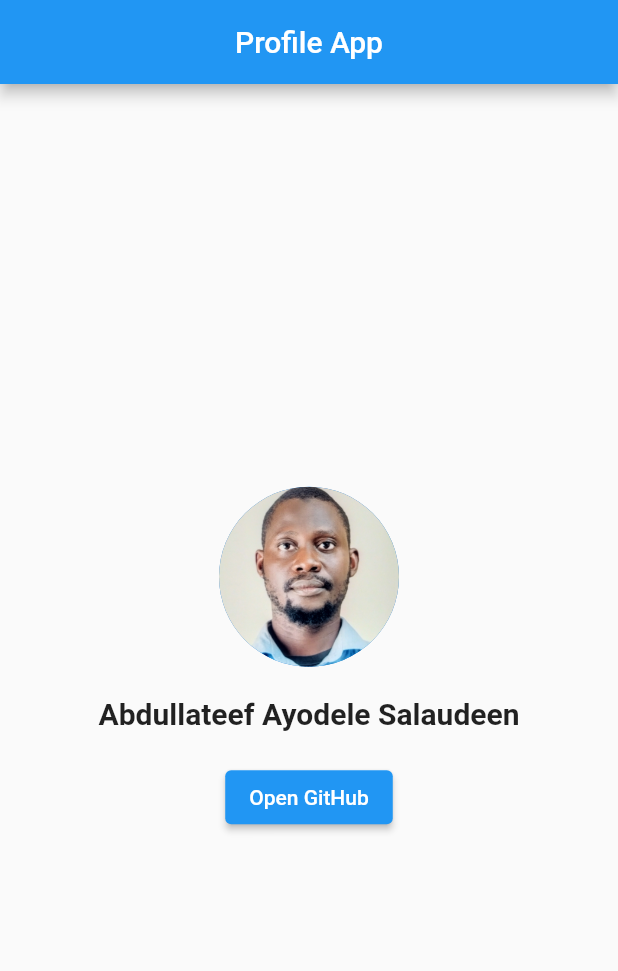
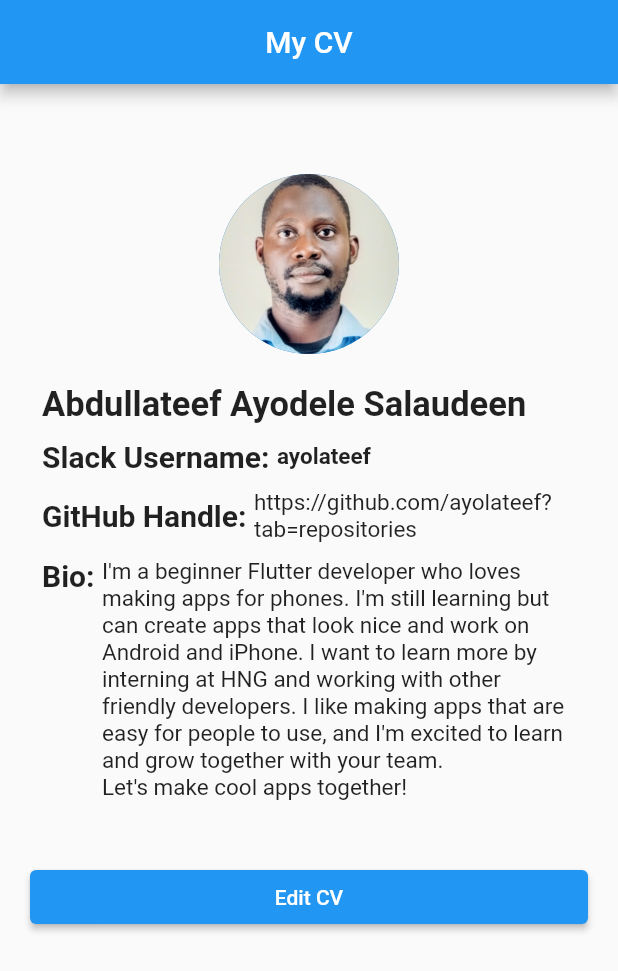
Before and after one commit to ayolateef/stage1_profile_app, a Flutter app: the screen it shows after launch, on a phone screen of 412 x 824 dp. Shown: the top 971 px of the screen. Run offline on Flutter 3.47's test engine with Material 2 defaults, Android fonts, the phone set to English and light mode, and no system bars; our stand-ins replace webview_flutter; Roboto replaces fonts that are missing (Alef, Nexa).

Commit message:
first commit

```diff
--- /dev/null
+++ b/lib/cv_info.dart
@@ -0,0 +1,99 @@
+import 'package:flutter/material.dart';
+
+import 'data_model.dart';
+
+class CVInfoWidget extends StatelessWidget {
+  final CV cv;
+
+  CVInfoWidget({required this.cv});
+
+  @override
+  Widget build(BuildContext context) {
+    return Container(
+      padding: const EdgeInsets.symmetric(horizontal: 28.0, vertical: 20),
+      child: Column(
+        crossAxisAlignment: CrossAxisAlignment.start,
+        mainAxisAlignment: MainAxisAlignment.start,
+        children: [
+          Center(
+            child: CircleAvatar(
+              radius: 60,
+              backgroundImage: AssetImage(cv.slackProfileImageUrl),
+            ),
+          ),
+          const SizedBox(height: 20),
+          Text(
+            cv.fullName,
+            style: const TextStyle(
+              fontSize: 23,
+              fontWeight: FontWeight.bold,
+            ),
+          ),
+          const SizedBox(height: 10),
+          Row(
+            children: [
+              const Text(
+                "Slack Username: ",
+                style: TextStyle(
+                  fontSize: 20,
+                  fontWeight: FontWeight.bold,
+                ),
+              ),
+              Text(
+                cv.slackUsername,
+                style: const TextStyle(
+                  fontSize: 15,
+                  fontWeight: FontWeight.w600,
+                ),
+              )
+            ],
+          ),
+          const SizedBox(height: 10),
+          Row(
+            children: [
+              const Text(
+                "GitHub Handle: ",
+                style: TextStyle(
+                  fontSize: 20,
+                  fontWeight: FontWeight.bold,
+                ),
+              ),
+              Expanded(
+                child: Text(
+                  cv.githubHandle,
+                  style: TextStyle(
+                    fontSize: 15,
+                    fontWeight: FontWeight.w400,
+                  ),
+                ),
+              )
+            ],
+          ),
+          const SizedBox(height: 10),
+          Row(
+            crossAxisAlignment: CrossAxisAlignment.start,
+            children: [
+              const Text(
+                "Bio: ",
+                style: TextStyle(
+                  fontSize: 20,
+                  fontWeight: FontWeight.bold,
+                ),
+              ),
+              Expanded(
+                child: Text(
+                  cv.bio,
+                  style: TextStyle(
+                    fontSize: 15,
+                    fontWeight: FontWeight.w400,
+                  ),
+                ),
+              )
+            ],
+          ),
+          SizedBox(height: 20),
+        ],
+      ),
+    );
+  }
+}
--- /dev/null
+++ b/lib/data_model.dart
@@ -0,0 +1,34 @@
+import 'package:flutter/foundation.dart';
+
+class CV {
+  String fullName;
+  String slackUsername;
+  String githubHandle;
+  String bio;
+  String slackProfileImageUrl;
+
+  CV({
+    required this.fullName,
+    required this.slackUsername,
+    required this.githubHandle,
+    required this.bio,
+    required this.slackProfileImageUrl,
+  });
+}
+
+class CVProvider with ChangeNotifier {
+  CV _cvData = CV(
+      fullName: "Abdullateef Ayodele Salaudeen",
+      slackUsername: "ayolateef",
+      githubHandle: "https://github.com/ayolateef?tab=repositories",
+      bio:
+          "I'm a beginner Flutter developer who loves making apps for phones. I'm still learning but can create apps that look nice and work on Android and iPhone. I want to learn more by interning at HNG and working with other friendly developers. I like making apps that are easy for people to use, and I'm excited to learn and grow together with your team. \nLet's make cool apps together! ",
+      slackProfileImageUrl: "assets/images/pic.jpeg");
+
+  CV get cvData => _cvData;
+
+  void updateCVData(CV newCVData) {
+    _cvData = newCVData;
+    notifyListeners();
+  }
+}
--- a/lib/home.dart
+++ /dev/null
@@ -1,51 +0,0 @@
-import 'package:flutter/material.dart';
-import 'package:google_fonts/google_fonts.dart';
-import 'git_view.dart';
-
-class HomeScreen extends StatelessWidget {
-  final String slackName = "Abdullateef Ayodele Salaudeen";
-  final String slackProfileImage = "assets/images/pic.jpeg";
-  final String githubUrl = "https://github.com/ayolateef";
-
-  const HomeScreen({super.key});
-
-  @override
-  Widget build(BuildContext context) {
-    return Scaffold(
-      appBar: AppBar(
-        title: const Text("Profile App"),
-        centerTitle: true,
-      ),
-      body: Center(
-        child: Column(
-          mainAxisAlignment: MainAxisAlignment.center,
-          children: <Widget>[
-            CircleAvatar(
-              radius: 60,
-              backgroundImage: AssetImage(slackProfileImage),
-            ),
-            const SizedBox(height: 20),
-            Text(
-              slackName,
-              style:
-                  GoogleFonts.alef(fontSize: 20, fontWeight: FontWeight.w600),
-            ),
-            const SizedBox(height: 20),
-            ElevatedButton(
-              onPressed: () {
-                // Open GitHub profile in WebView
-                Navigator.push(
-                  context,
-                  MaterialPageRoute(
-                    builder: (context) => GithubWebView(githubUrl),
-                  ),
-                );
-              },
-              child: const Text("Open GitHub"),
-            ),
-          ],
-        ),
-      ),
-    );
-  }
-}
--- /dev/null
+++ b/lib/home_screen.dart
@@ -0,0 +1,50 @@
+import 'package:flutter/material.dart';
+import 'package:provider/provider.dart';
+
+import 'cv_info.dart';
+import 'data_model.dart';
+import 'edit_cv_screeen.dart';
+
+class HomeScreen extends StatelessWidget {
+  const HomeScreen({super.key});
+
+  @override
+  Widget build(BuildContext context) {
+    final cv = Provider.of<CVProvider>(context).cvData;
+
+    return Scaffold(
+      appBar: AppBar(
+        centerTitle: true,
+        title: const Text("My CV"),
+      ),
+      body: Center(
+        child: Container(
+          margin: const EdgeInsets.symmetric(
+            vertical: 40,
+          ),
+          child: Column(
+            crossAxisAlignment: CrossAxisAlignment.start,
+            children: <Widget>[
+              CVInfoWidget(cv: cv),
+              Container(
+                padding: const EdgeInsets.symmetric(horizontal: 20),
+                width: double.infinity,
+                child: ElevatedButton(
+                  onPressed: () {
+                    Navigator.push(
+                      context,
+                      MaterialPageRoute(
+                        builder: (context) => EditCVScreen(),
+                      ),
+                    );
+                  },
+                  child: const Text("Edit CV"),
+                ),
+              ),
+            ],
+          ),
+        ),
+      ),
+    );
+  }
+}
--- a/lib/main.dart
+++ b/lib/main.dart
@@ -1,21 +1,16 @@
 import 'package:flutter/material.dart';
+import 'data_model.dart';
+import 'home_screen.dart';
+import 'package:provider/provider.dart';
 
-import 'home.dart';
-
-void main() => runApp(MyApp());
-
-class MyApp extends StatelessWidget {
-  const MyApp({super.key});
-
-  @override
-  Widget build(BuildContext context) {
-    return MaterialApp(
-      theme: ThemeData(
-          primaryColor: Colors.purple,
-          fontFamily: "Nexa",
-          colorScheme:
-              ColorScheme.fromSwatch().copyWith(secondary: Colors.black)),
-      home: HomeScreen(),
-    );
-  }
+void main() {
+  runApp(
+    ChangeNotifierProvider(
+      create: (context) => CVProvider(),
+      child: const MaterialApp(
+        debugShowCheckedModeBanner: false,
+        home: HomeScreen(),
+      ),
+    ),
+  );
 }
--- a/pubspec.yaml
+++ b/pubspec.yaml
@@ -42,6 +42,7 @@ dev_dependencies:
   flutter_test:
     sdk: flutter
   google_fonts: ^4.0.3
+  provider: ^6.0.3
 
   # The "flutter_lints" package below contains a set of recommended lints to
   # encourage good coding practices. The lint set provided by the package is
```
Also changed, not shown: lib/edit_cv_screeen.dart (added, +90 -0 lines), pubspec.lock, 1 other file.
